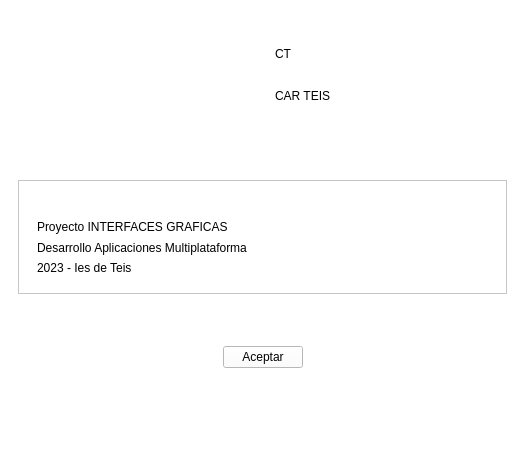
Old version of the form TEMA 1/templates/AcercaDe.ui in the repository braisdp6/2DAM_DI.
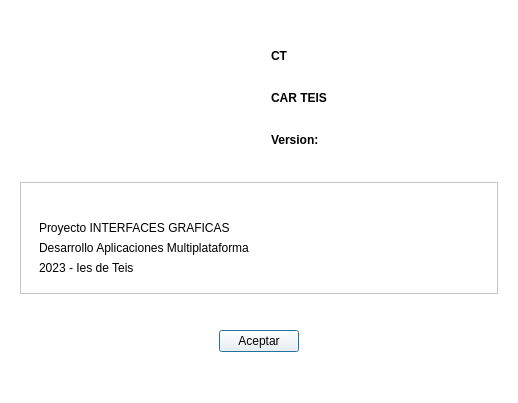
New version of the form. Icons and pictures are not drawn.

Patch:
```diff
--- a/TEMA 1/templates/AcercaDe.ui
+++ b/TEMA 1/templates/AcercaDe.ui
@@ -1,25 +1,31 @@
 <?xml version="1.0" encoding="UTF-8"?>
 <ui version="4.0">
- <class>MainWindow</class>
- <widget class="QMainWindow" name="MainWindow">
+ <class>ventanaAcercaDe</class>
+ <widget class="QDialog" name="ventanaAcercaDe">
   <property name="geometry">
    <rect>
     <x>0</x>
     <y>0</y>
-    <width>525</width>
-    <height>454</height>
+    <width>518</width>
+    <height>403</height>
    </rect>
   </property>
+  <property name="sizePolicy">
+   <sizepolicy hsizetype="Preferred" vsizetype="Preferred">
+    <horstretch>0</horstretch>
+    <verstretch>0</verstretch>
+   </sizepolicy>
+  </property>
   <property name="minimumSize">
    <size>
-    <width>525</width>
-    <height>454</height>
+    <width>518</width>
+    <height>403</height>
    </size>
   </property>
   <property name="maximumSize">
    <size>
-    <width>525</width>
-    <height>454</height>
+    <width>518</width>
+    <height>403</height>
    </size>
   </property>
   <property name="windowTitle">
@@ -28,7 +34,6 @@
   <property name="styleSheet">
    <string notr="true">background-color: white;</string>
   </property>
-  <widget class="QWidget" name="centralwidget">
    <layout class="QHBoxLayout" name="horizontalLayout">
     <item>
      <widget class="QFrame" name="frame">
@@ -85,13 +90,21 @@
              <font>
               <family>Segoe UI</family>
               <pointsize>9</pointsize>
-              <weight>75</weight>
-              <bold>true</bold>
+             <weight>50</weight>
+             <bold>false</bold>
              </font>
             </property>
             <layout class="QVBoxLayout" name="verticalLayout_2">
              <item>
               <widget class="QLabel" name="lblCt">
+              <property name="font">
+               <font>
+                <family>Segoe UI</family>
+                <pointsize>9</pointsize>
+                <weight>75</weight>
+                <bold>true</bold>
+               </font>
+              </property>
                <property name="text">
                 <string>CT</string>
                </property>
@@ -99,6 +112,14 @@
              </item>
              <item>
               <widget class="QLabel" name="lblCarTeis">
+              <property name="font">
+               <font>
+                <family>Segoe UI</family>
+                <pointsize>9</pointsize>
+                <weight>75</weight>
+                <bold>true</bold>
+               </font>
+              </property>
                <property name="text">
                 <string>CAR TEIS</string>
                </property>
@@ -106,8 +127,16 @@
              </item>
              <item>
               <widget class="QLabel" name="lblVersion">
+              <property name="font">
+               <font>
+                <family>Segoe UI</family>
+                <pointsize>9</pointsize>
+                <weight>75</weight>
+                <bold>true</bold>
+               </font>
+              </property>
                <property name="text">
-                <string/>
+               <string>Version: </string>
                </property>
               </widget>
              </item>
@@ -140,6 +169,11 @@
               <height>16777215</height>
              </size>
             </property>
+           <property name="font">
+            <font>
+             <italic>false</italic>
+            </font>
+           </property>
             <layout class="QVBoxLayout" name="verticalLayout_3">
              <item>
               <widget class="QLabel" name="lblFecha">
@@ -218,18 +252,6 @@
      </widget>
     </item>
    </layout>
-  </widget>
-  <widget class="QMenuBar" name="menubar">
-   <property name="geometry">
-    <rect>
-     <x>0</x>
-     <y>0</y>
-     <width>525</width>
-     <height>26</height>
-    </rect>
-   </property>
-  </widget>
-  <widget class="QStatusBar" name="statusbar"/>
  </widget>
  <resources/>
  <connections/>
```
Left out of the diff: 2 changed lines with no effect on the pictures. Lines whose indentation alone changed are shown as unchanged.
